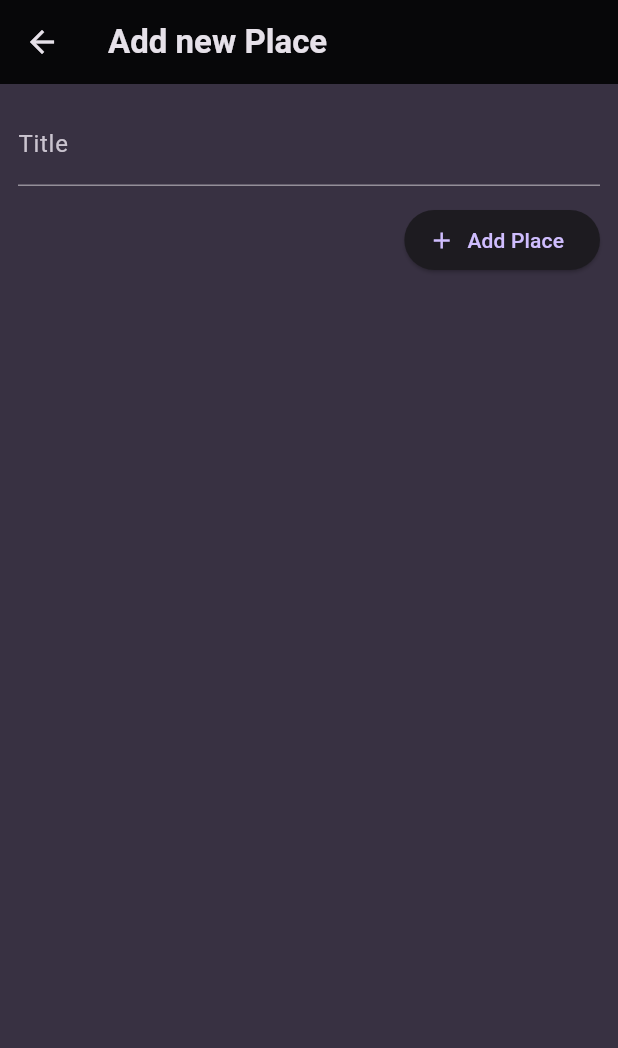
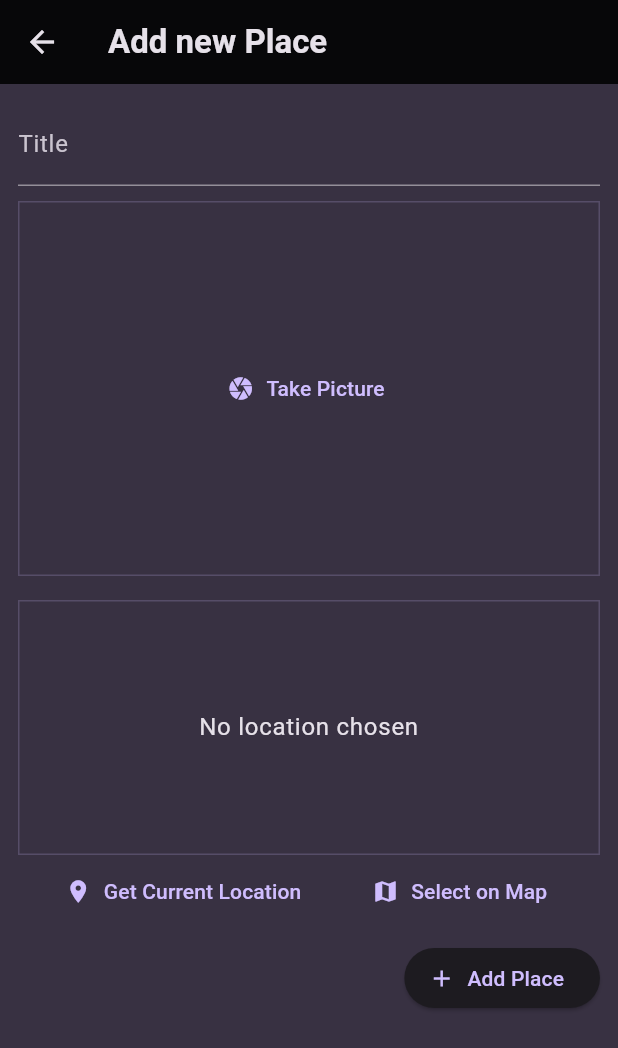
Before and after one commit to KeepingBeat415/FavoritePlacesApp, a Flutter app: the AddPlaceScreen screen opened directly, on a phone screen of 412 x 824 dp. Shown: the top 1048 px of the screen. Run offline on Flutter 3.47's test engine with Material 3 defaults, Android fonts, the phone set to English and light mode, and no system bars; our stand-ins replace flutter_riverpod, google_fonts, image_picker, location.

Commit message:
location-function

```diff
--- a/lib/model/place.dart
+++ b/lib/model/place.dart
@@ -1,10 +1,26 @@
 import 'package:uuid/uuid.dart';
+import 'dart:io';
 
 const uuid = Uuid();
+
+class PlaceLocation {
+  final double latitude;
+  final double longitude;
+  final String address;
+
+  const PlaceLocation({
+    required this.latitude,
+    required this.longitude,
+    required this.address,
+  });
+}
 
 class Place {
   final String id;
   final String title;
+  final File image;
+  final PlaceLocation location;
 
-  Place({required this.title}) : id = uuid.v4();
+  Place({required this.title, required this.image, required this.location})
+      : id = uuid.v4();
 }
--- a/lib/providers/user_places.dart
+++ b/lib/providers/user_places.dart
@@ -1,16 +1,18 @@
 import 'package:flutter_riverpod/flutter_riverpod.dart';
 import 'package:favorite_places_app/model/place.dart';
+import 'dart:io';
 
 class UserPlacesNotifier extends StateNotifier<List<Place>> {
   UserPlacesNotifier()
       : super(const []); //the state managed by riverpod must not be mutated
 
-  void addPlace(String title) {
-    final newPlace = Place(title: title);
+  void addPlace(String title, File image) {
+    final newPlace = Place(title: title, image: image);
     state = [newPlace, ...state];
   }
 }
 
-final UserPlacesProvider = StateNotifierProvider(
+final UserPlacesProvider =
+    StateNotifierProvider<UserPlacesNotifier, List<Place>>(
   (ref) => UserPlacesNotifier(),
 );
--- a/lib/screen/add_place.dart
+++ b/lib/screen/add_place.dart
@@ -1,17 +1,37 @@
+import 'package:favorite_places_app/providers/user_places.dart';
 import 'package:flutter/material.dart';
-import 'package:favorite_places_app/model/place.dart';
+import 'package:flutter_riverpod/flutter_riverpod.dart';
+import 'package:favorite_places_app/widgets/image_input.dart';
+import 'package:favorite_places_app/widgets/location_input.dart';
 
-class AddPlaceScreen extends StatefulWidget {
+import 'dart:io';
+
+class AddPlaceScreen extends ConsumerStatefulWidget {
   const AddPlaceScreen({super.key});
 
   @override
-  State<StatefulWidget> createState() {
+  ConsumerState<ConsumerStatefulWidget> createState() {
     return _AddPlaceScreenState();
   }
 }
 
-class _AddPlaceScreenState extends State<AddPlaceScreen> {
+class _AddPlaceScreenState extends ConsumerState<AddPlaceScreen> {
   final _titleController = TextEditingController();
+  File? _selectedImage;
+
+  void _savePlace() {
+    final enteredTitle = _titleController.text;
+
+    if (enteredTitle.isEmpty || _selectedImage == null) {
+      return;
+    }
+
+    ref
+        .read(UserPlacesProvider.notifier)
+        .addPlace(enteredTitle, _selectedImage!);
+
+    Navigator.of(context).pop();
+  }
 
   @override
   void dispose() {
@@ -39,19 +59,26 @@ class _AddPlaceScreenState extends State<AddPlaceScreen> {
                   color: Theme.of(context).colorScheme.onSurface,
                 )),
             const SizedBox(
-              height: 12,
+              height: 10,
+            ),
+            // Image
+            ImageInput(
+              onPickedImage: (image) {
+                _selectedImage = image;
+              },
+            ),
+            const SizedBox(
+              height: 16,
+            ),
+            LocationInput(),
+            const SizedBox(
+              height: 10,
             ),
             Row(
               mainAxisAlignment: MainAxisAlignment.end,
               children: [
-                // TextButton(
-                //   onPressed: () {
-                //     _formKey.currentState!.reset();
-                //   },
-                //   child: const Text('Reset'),
-                // ),
                 ElevatedButton.icon(
-                  onPressed: () {},
+                  onPressed: _savePlace,
                   icon: const Icon(Icons.add),
                   label: const Text('Add Place'),
                 ),
--- /dev/null
+++ b/lib/widgets/image_input.dart
@@ -0,0 +1,69 @@
+import 'package:flutter/material.dart';
+import 'package:image_picker/image_picker.dart';
+import 'dart:io';
+
+class ImageInput extends StatefulWidget {
+  const ImageInput({super.key, required this.onPickedImage});
+
+  final void Function(File image) onPickedImage;
+
+  @override
+  State<StatefulWidget> createState() {
+    return _ImageInputState();
+  }
+}
+
+class _ImageInputState extends State<ImageInput> {
+  File? _selectedImage;
+
+  void _takePicture() async {
+    final imagePicker = ImagePicker();
+    final pickedImage = await imagePicker.pickImage(
+      source: ImageSource.camera,
+      maxWidth: 600,
+    );
+
+    if (pickedImage == null) {
+      return;
+    }
+
+    setState(() {
+      _selectedImage = File(pickedImage.path);
+    });
+
+    widget.onPickedImage(_selectedImage!);
+  }
+
+  @override
+  Widget build(BuildContext context) {
+    Widget content = TextButton.icon(
+      onPressed: _takePicture,
+      icon: const Icon(Icons.camera),
+      label: const Text('Take Picture'),
+    );
+
+    if (_selectedImage != null) {
+      content = GestureDetector(
+        onTap: _takePicture,
+        child: Image.file(
+          _selectedImage!,
+          fit: BoxFit.cover,
+          width: double.infinity,
+          height: double.infinity,
+        ),
+      );
+    }
+
+    return Container(
+      decoration: BoxDecoration(
+        border: Border.all(
+            width: 1,
+            color: Theme.of(context).colorScheme.primary.withOpacity(0.2)),
+      ),
+      height: 250,
+      width: double.infinity,
+      alignment: Alignment.center,
+      child: content,
+    );
+  }
+}
--- /dev/null
+++ b/lib/widgets/location_input.dart
@@ -0,0 +1,116 @@
+import 'dart:convert';
+
+import 'package:flutter/material.dart';
+import 'package:location/location.dart';
+import 'package:http/http.dart' as http;
+import 'package:favorite_places_app/model/place.dart';
+
+class LocationInput extends StatefulWidget {
+  const LocationInput({super.key});
+
+  @override
+  State<LocationInput> createState() {
+    return _LocationInputState();
+  }
+}
+
+class _LocationInputState extends State<LocationInput> {
+  PlaceLocation? _pickedLocation;
+  bool _isGettingLocation = false;
+
+  void _getCurrentLocation() async {
+    Location location = Location();
+
+    bool serviceEnabled;
+    PermissionStatus permissionGranted;
+    LocationData locationData;
+
+    serviceEnabled = await location.serviceEnabled();
+    if (!serviceEnabled) {
+      serviceEnabled = await location.requestService();
+      if (!serviceEnabled) {
+        return;
+      }
+    }
+
+    permissionGranted = await location.hasPermission();
+    if (permissionGranted == PermissionStatus.denied) {
+      permissionGranted = await location.requestPermission();
+      if (permissionGranted != PermissionStatus.granted) {
+        return;
+      }
+    }
+
+    setState(() {
+      _isGettingLocation = true;
+    });
+
+    locationData = await location.getLocation();
+    final lat = locationData.latitude;
+    final lng = locationData.longitude;
+
+    if (lat == null || lng == null) {
+      return;
+    }
+
+    final url = Uri.parse(
+        'https://maps.googleapis.com/maps/api/geocode/json?latlng=$lat,$lng&key=YOUR_API_KEY');
+
+    final response = await http.get(url);
+    final resData = jsonDecode(response.body);
+
+    final address = resData['results'][0]['formatted_address'];
+
+    setState(() {
+      _pickedLocation =
+          PlaceLocation(latitude: lat!, longitude: lng!, address: resData);
+      _isGettingLocation = true;
+    });
+  }
+
+  @override
+  Widget build(BuildContext context) {
+    Widget content = Text(
+      'No location chosen',
+      textAlign: TextAlign.center,
+      style: Theme.of(context).textTheme.bodyLarge!.copyWith(
+            color: Theme.of(context).colorScheme.onSurface,
+          ),
+    );
+
+    if (_isGettingLocation) {
+      content = const CircularProgressIndicator();
+    }
+
+    return Column(
+      children: [
+        Container(
+          height: 170,
+          width: double.infinity,
+          alignment: Alignment.center,
+          decoration: BoxDecoration(
+            border: Border.all(
+                width: 1,
+                color: Theme.of(context).colorScheme.primary.withOpacity(0.2)),
+          ),
+          child: content,
+        ),
+        Row(
+          mainAxisAlignment: MainAxisAlignment.spaceEvenly,
+          children: [
+            TextButton.icon(
+              onPressed: _getCurrentLocation,
+              icon: const Icon(Icons.location_on),
+              label: const Text('Get Current Location'),
+            ),
+            TextButton.icon(
+              onPressed: () {},
+              icon: const Icon(Icons.map),
+              label: const Text('Select on Map'),
+            ),
+          ],
+        )
+      ],
+    );
+  }
+}
--- a/pubspec.yaml
+++ b/pubspec.yaml
@@ -38,6 +38,8 @@ dependencies:
   google_fonts: ^6.2.1
   uuid: ^4.5.1
   flutter_riverpod: ^2.6.0
+  image_picker: ^1.1.2
+  location: ^7.0.1
 
 dev_dependencies:
   flutter_test:
```
Also changed, not shown: lib/screen/places.dart (+10 -58 lines), lib/screen/places_detail.dart (+27 -0 lines), lib/widgets/new_place.dart (deleted, +0 -80 lines), lib/widgets/places_list.dart (+19 -5 lines), pubspec.lock, 7 other files.
